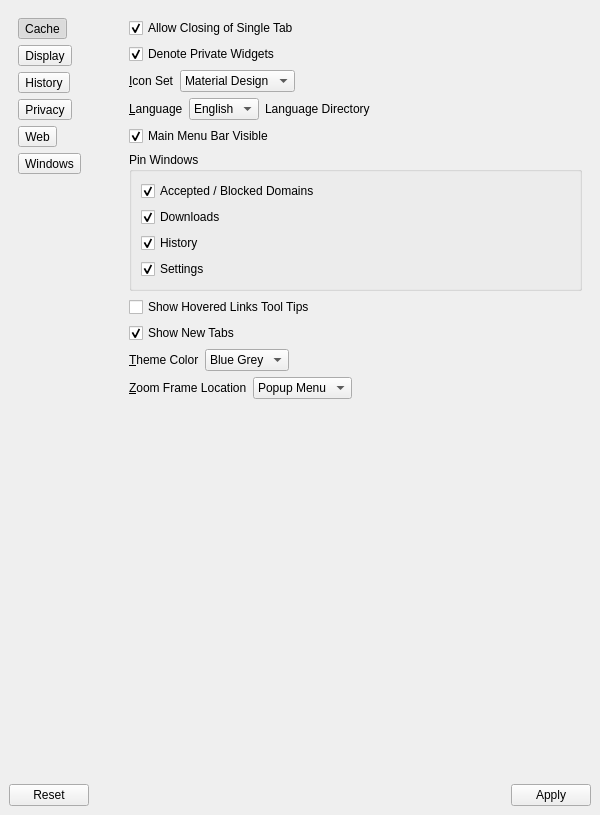
Old version of the form 2.x/UI/dooble_settings.ui in the repository textbrowser/dooble.
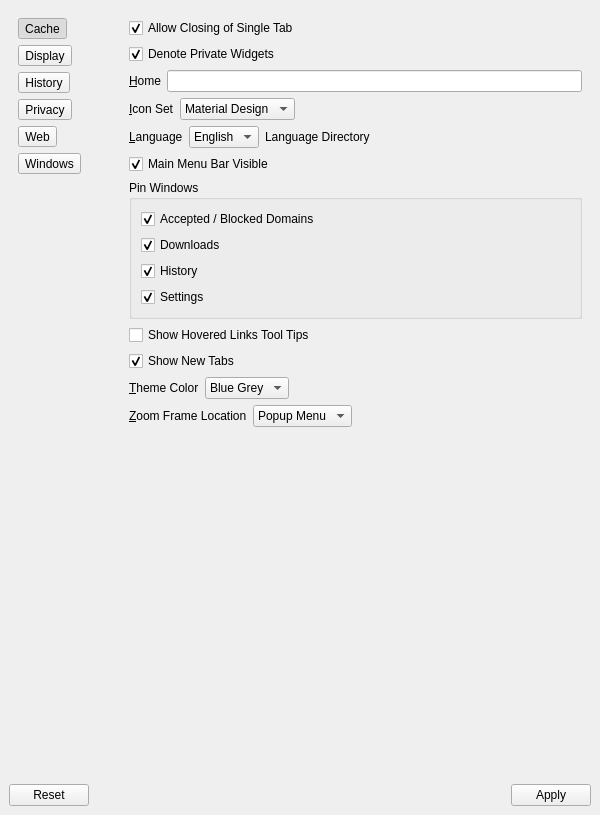
New version of the form. The open tabs and pages were chosen to show the change. Icons and pictures are not drawn.

Commit message: Home URL.

What changed in the file:
```diff
--- a/2.x/UI/dooble_settings.ui
+++ b/2.x/UI/dooble_settings.ui
@@ -326,6 +326,27 @@
             </property>
            </widget>
           </item>
+          <item>
+           <layout class="QHBoxLayout" name="horizontalLayout_17">
+            <item>
+             <widget class="QLabel" name="label_25">
+              <property name="text">
+               <string>&amp;Home</string>
+              </property>
+              <property name="buddy">
+               <cstring>home_url</cstring>
+              </property>
+             </widget>
+            </item>
+            <item>
+             <widget class="QLineEdit" name="home_url">
+              <property name="clearButtonEnabled">
+               <bool>true</bool>
+              </property>
+             </widget>
+            </item>
+           </layout>
+          </item>
           <item>
            <layout class="QHBoxLayout" name="horizontalLayout_16">
             <item>
```
Left out of the diff: 3 changed lines with no effect on the pictures. The commit also changes 6 other files.
